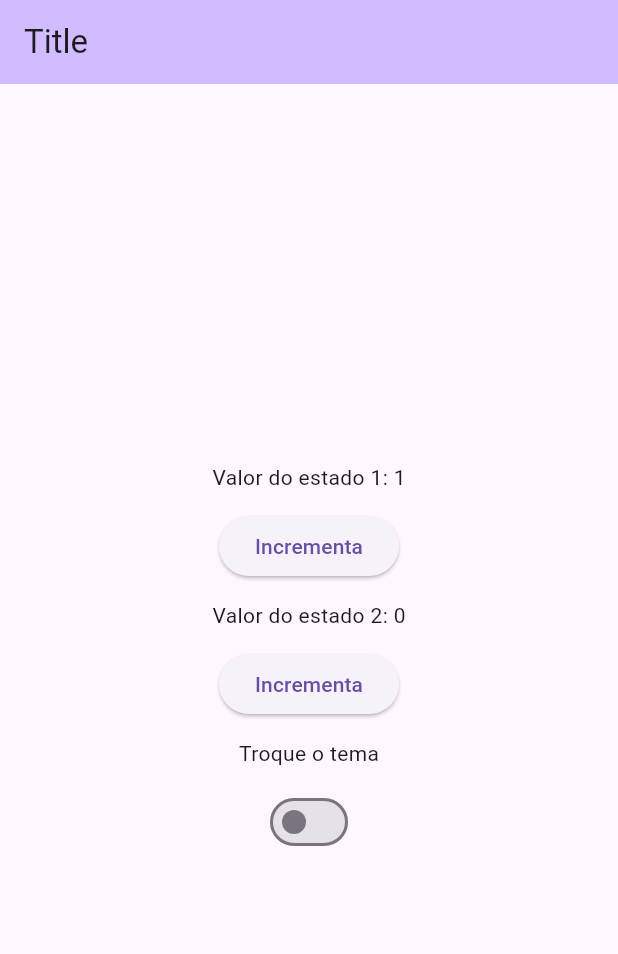
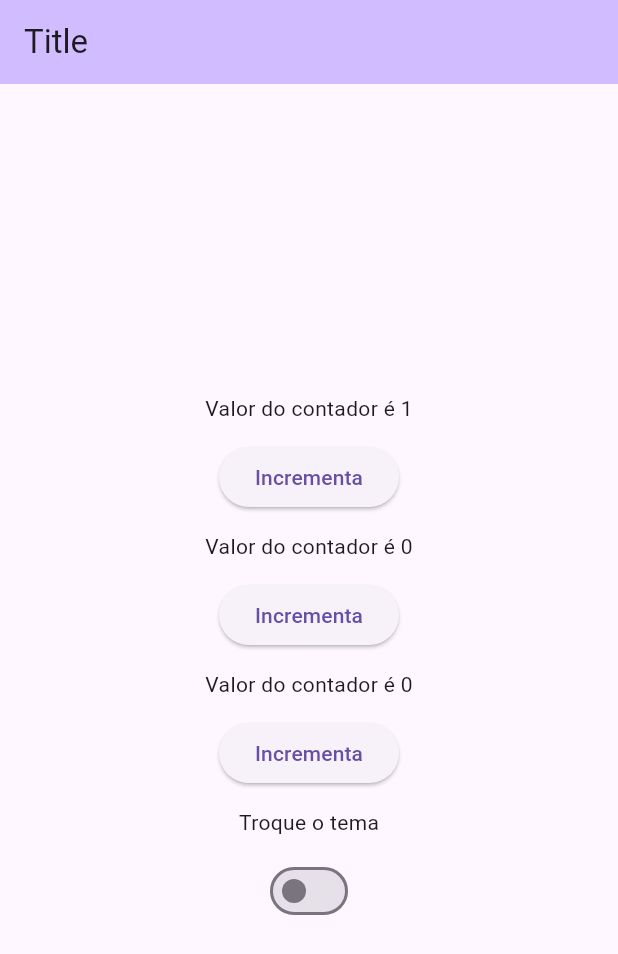
Before and after one commit to rudsonalves/observables, a Flutter app: the screen it shows after launch, after a tap on "Incrementa", on a phone screen of 412 x 824 dp. Shown: the top 954 px of the screen. Run offline on Flutter 3.47's test engine with Material 3 defaults, Android fonts, the phone set to English and light mode, and no system bars.

Commit message:
mixin adicinado para remover os builds e disposes da home_page

```diff
--- /dev/null
+++ b/lib/mixins/change_state_mixin.dart
@@ -0,0 +1,31 @@
+import 'package:flutter/material.dart';
+import 'package:observables/controllers/change_state.dart';
+import 'package:observables/controllers/state_observable.dart';
+
+mixin ChangeStateMixin<T extends StatefulWidget> on State<T> {
+  final List<ChangeState> _changeStates = [];
+
+  void useChangeState(ChangeState changeState) {
+    changeState.addListener(callback);
+    _changeStates.add(changeState);
+  }
+
+  StateObservable<R> userStateObservable<R>(R state) {
+    final stateObservable = StateObservable<R>(state);
+    useChangeState(stateObservable);
+    return stateObservable;
+  }
+
+  void callback() {
+    if (mounted) setState(() {});
+  }
+
+  @override
+  void dispose() {
+    for (final changeState in _changeStates) {
+      changeState.removeListener(callback);
+    }
+
+    super.dispose();
+  }
+}
--- a/lib/ui/home_page.dart
+++ b/lib/ui/home_page.dart
@@ -1,9 +1,8 @@
 import 'package:flutter/material.dart';
 import 'package:observables/app.dart';
-import 'package:observables/builders/observable_builder.dart';
-import 'package:observables/builders/observable_builder_state.dart';
 import 'package:observables/classes/counter_state.dart';
 import 'package:observables/controllers/state_observable.dart';
+import 'package:observables/mixins/change_state_mixin.dart';
 
 class HomePage extends StatefulWidget {
   const HomePage({super.key});
@@ -12,18 +11,17 @@ class HomePage extends StatefulWidget {
   State<HomePage> createState() => _HomePageState();
 }
 
-class _HomePageState extends State<HomePage> {
+class _HomePageState extends State<HomePage> with ChangeStateMixin {
   final counter1 = CounterState();
   final counter2 = StateObservable(0);
+  late final StateObservable<int> counter3;
 
   @override
   void initState() {
+    useChangeState(counter1);
+    useChangeState(counter2);
+    counter3 = userStateObservable(0);
     super.initState();
-  }
-
-  @override
-  void dispose() {
-    super.dispose();
   }
 
   @override
@@ -39,32 +37,19 @@ class _HomePageState extends State<HomePage> {
           spacing: 12,
           mainAxisAlignment: MainAxisAlignment.center,
           children: [
-            ObservableBuilder(
-              observable: counter1,
-              builder:
-                  (context, _) =>
-                      Text('Valor do estado 1: ${counter1.counter}'),
-            ),
+            Text('Valor do contador é ${counter1.counter}'),
             ElevatedButton(
-              onPressed: counter1.increment,
+              onPressed: () => counter1.increment(),
               child: Text('Incrementa'),
             ),
-            ObservableBuilderState(
-              stateObservable: counter2,
-              listener: (context, state) {
-                ScaffoldMessenger.of(context).removeCurrentSnackBar();
-                ScaffoldMessenger.of(context).showSnackBar(
-                  SnackBar(
-                    content: Text('Valor do contador é $state'),
-                    behavior: SnackBarBehavior.floating,
-                  ),
-                );
-              },
-              buildWhen: (oldState, newState) => newState % 2 == 0,
-              builder: (context, state, _) => Text('Valor do estado 2: $state'),
-            ),
+            Text('Valor do contador é ${counter2.state}'),
             ElevatedButton(
               onPressed: () => counter2.state++,
+              child: Text('Incrementa'),
+            ),
+            Text('Valor do contador é ${counter3.state}'),
+            ElevatedButton(
+              onPressed: () => counter3.state++,
               child: Text('Incrementa'),
             ),
             Text('Troque o tema'),
```
